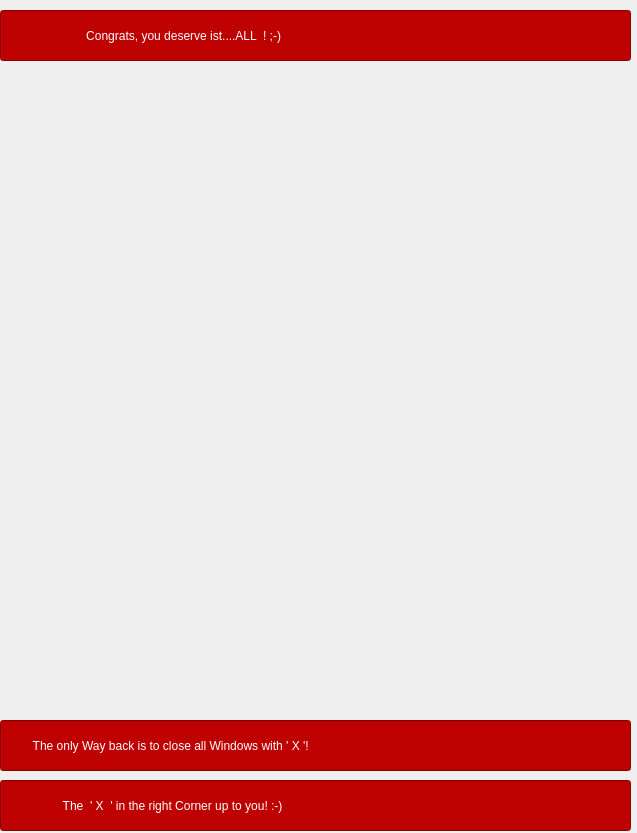
Qt form egg5.ui (fayezbk/Person) before a commit.
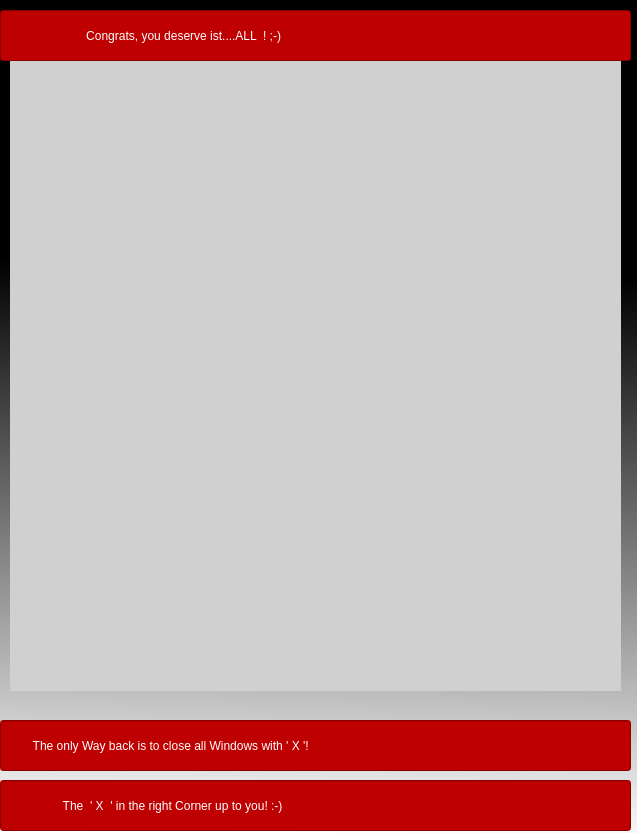
The same form after that commit.

What changed in the file:
```diff
--- a/egg5.ui
+++ b/egg5.ui
@@ -13,6 +13,9 @@
   <property name="windowTitle">
    <string>Dialog</string>
   </property>
+  <property name="styleSheet">
+   <string notr="true">background-color: qlineargradient(spread:pad, x1:0.147727, y1:0.313, x2:0.131, y2:1, stop:0 rgba(0, 0, 0, 255), stop:1 rgba(255, 255, 255, 255));</string>
+  </property>
   <widget class="QLineEdit" name="lineEdit">
    <property name="geometry">
     <rect>
@@ -40,6 +43,9 @@
      <height>681</height>
     </rect>
    </property>
+   <property name="styleSheet">
+    <string notr="true">background-color: rgb(208, 208, 208);</string>
+   </property>
    <property name="text">
     <string/>
    </property>
```
